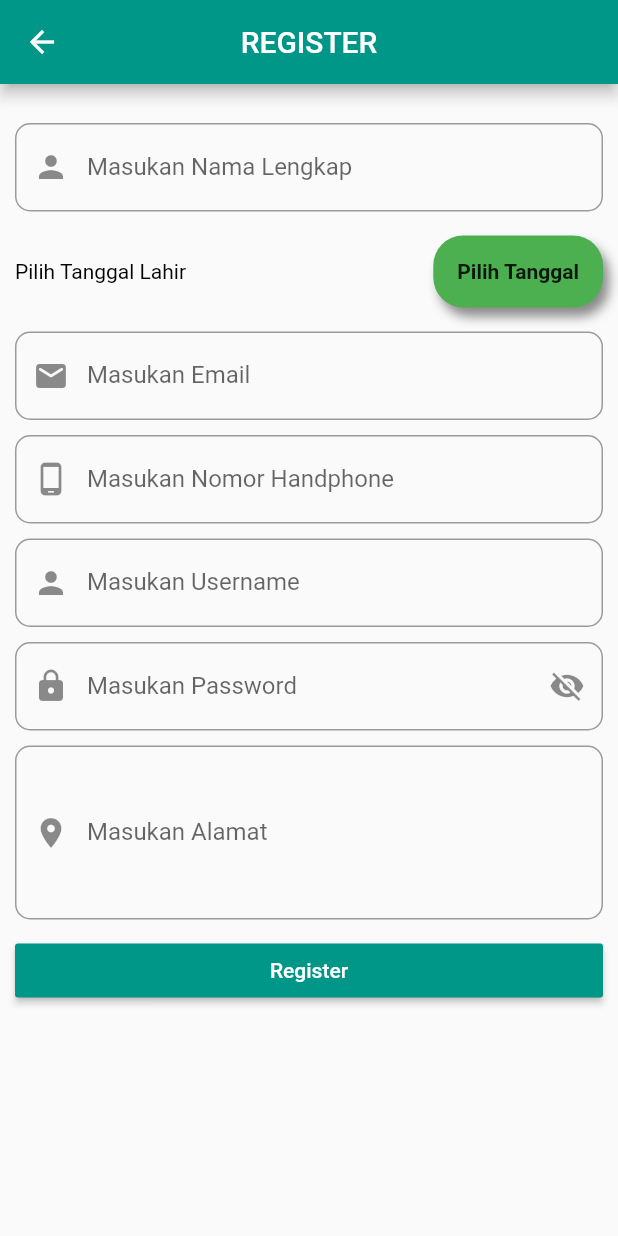
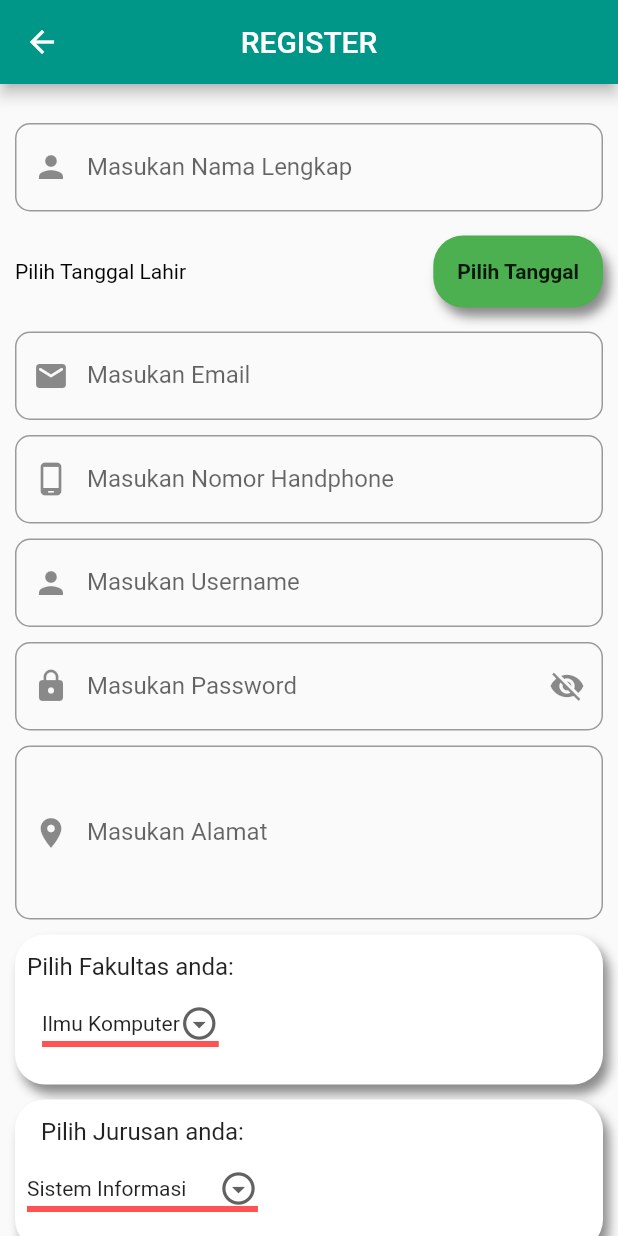
Before and after one commit to imamandrias/tugas13, a Flutter app: the RegisterPage screen opened directly, on a phone screen of 412 x 824 dp. Run offline on Flutter 3.47's test engine with Material 2 defaults, Android fonts, the phone set to English and light mode, and no system bars.

```diff
--- a/mahasiswaku_apps/lib/screen/page_register.dart
+++ b/mahasiswaku_apps/lib/screen/page_register.dart
@@ -12,6 +12,8 @@ class _RegisterPageState extends State<RegisterPage> {
   String nama, email, username, password, nomorhp, alamat;
   bool _secureText = true;
   DateTime _datePicked;
+  String pilihanFakultas = 'Ilmu Komputer';
+  String pilihanJurusan = 'Sistem Informasi';
 
   showHide() {
     setState(() {
@@ -100,9 +102,12 @@ class _RegisterPageState extends State<RegisterPage> {
                           )
                         ],
                       ),
-                      child: FlatButton(onPressed: ()=>_showDatePicker(), child: Text(
-                        'Pilih Tanggal', style: TextStyle(fontWeight: FontWeight.bold),
-                      )),
+                      child: FlatButton(
+                          onPressed: () => _showDatePicker(),
+                          child: Text(
+                            'Pilih Tanggal',
+                            style: TextStyle(fontWeight: FontWeight.bold),
+                          )),
                     )
                   ],
                 ),
@@ -217,6 +222,143 @@ class _RegisterPageState extends State<RegisterPage> {
               ),
             ),
             Padding(
+              padding: EdgeInsets.all(5.0),
+              child: Column(
+                children: [
+                  Container(
+                    padding:
+                    EdgeInsets.symmetric(vertical: 12, horizontal: 8),
+                    height: 100,
+                    width: 400,
+                    decoration: BoxDecoration(
+                      borderRadius: BorderRadius.circular(20),
+                      color: Colors.white,
+                      boxShadow: [
+                        BoxShadow(
+                          offset: Offset(4, 6),
+                          blurRadius: 6,
+                          color: Colors.black45,
+                        )
+                      ],
+                    ),
+                    child: Row(
+                      children: [
+                        Column(
+                          children: [
+                            Text(
+                              'Pilih Fakultas anda:',
+                              style: TextStyle(fontSize: 16),
+                              textAlign: TextAlign.left,
+                            ),
+                            SizedBox(
+                              height: 4.0,
+                            ),
+                            DropdownButton<String>(
+                              value: pilihanFakultas,
+                              icon: Icon(
+                                  Icons.arrow_drop_down_circle_outlined),
+                              iconSize: 26,
+                              elevation: 16,
+                              style: TextStyle(color: Colors.black87),
+                              underline: Container(
+                                height: 4,
+                                color: Colors.redAccent,
+                              ),
+                              onChanged: (String newValue) {
+                                setState(() {
+                                  pilihanFakultas = newValue;
+                                });
+                              },
+                              items: <String>[
+                                'Ilmu Komputer',
+                                'Matematika',
+                                'Biologi',
+                                'Kedokteran'
+                              ].map<DropdownMenuItem<String>>(
+                                    (String value) {
+                                  return DropdownMenuItem<String>(
+                                      value: value, child: Text(value));
+                                },
+                              ).toList(),
+                            ),
+                          ],
+                        ),
+                      ],
+                    ),
+                  ),
+                ],
+              ),
+            ),
+            Padding(
+              padding: EdgeInsets.all(5.0),
+              child: Column(
+                children: [
+                  Container(
+                    padding:
+                    EdgeInsets.symmetric(vertical: 12, horizontal: 8),
+                    height: 100,
+                    width: 400,
+                    decoration: BoxDecoration(
+                      borderRadius: BorderRadius.circular(20),
+                      color: Colors.white,
+                      boxShadow: [
+                        BoxShadow(
+                          offset: Offset(4, 6),
+                          blurRadius: 6,
+                          color: Colors.black45,
+                        )
+                      ],
+                    ),
+                    child: Row(
+                      children: [
+                        Column(
+                          children: [
+                            Text(
+                              'Pilih Jurusan anda:',
+                              style: TextStyle(fontSize: 16),
+                              textAlign: TextAlign.left,
+                            ),
+                            SizedBox(
+                              height: 4.0,
+                            ),
+                            DropdownButton<String>(
+                              value: pilihanJurusan,
+                              icon: Icon(
+                                  Icons.arrow_drop_down_circle_outlined),
+                              iconSize: 26,
+                              elevation: 16,
+                              style: TextStyle(color: Colors.black87),
+                              underline: Container(
+                                height: 4,
+                                color: Colors.redAccent,
+                              ),
+                              onChanged: (String newValue) {
+                                setState(() {
+                                  pilihanJurusan = newValue;
+                                });
+                              },
+                              items: <String>[
+                                'Sistem Informasi',
+                                'Teknik Informatika',
+                                'Matematika Terapan',
+                                'Biologi',
+                                'Kedokteran Umum'
+                              ].map<DropdownMenuItem<String>>(
+                                    (String value) {
+                                  return DropdownMenuItem<String>(
+                                      value: value, child: Text(value));
+                                },
+                              ).toList(),
+                            ),
+                          ],
+                        ),
+                      ],
+                    ),
+                  ),
+                ],
+              ),
+            ),
+            Padding(
               padding: EdgeInsets.fromLTRB(5.0, 5.0, 5.0, 0),
               child: MaterialButton(
                 color: Colors.teal,
```
Also changed, not shown: mahasiswaku_apps/lib/model/model_mahasiswa.dart (added, +44 -0 lines).
